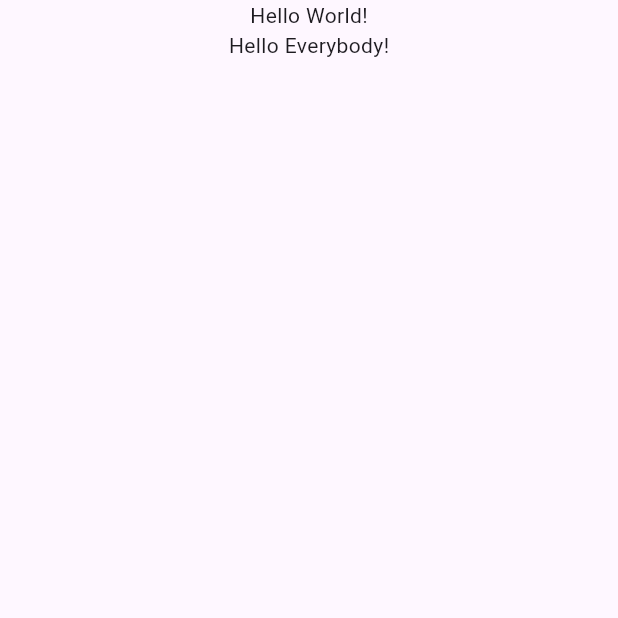
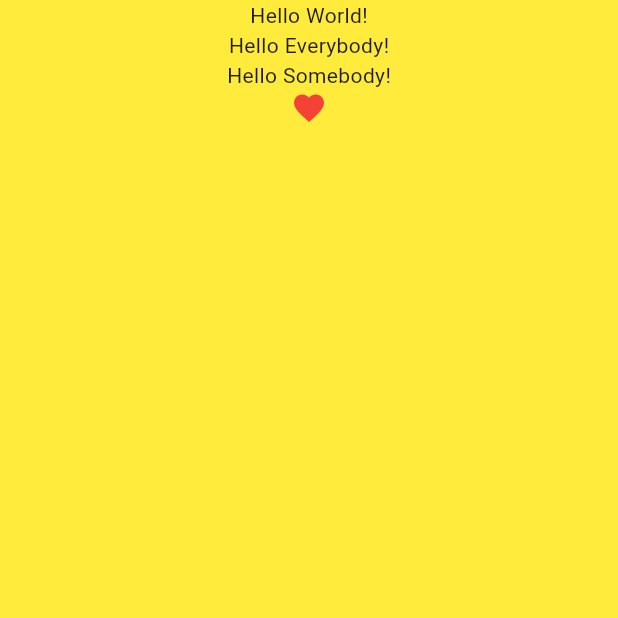
Before and after one commit to snowfoxwoo/flutter_training, a Flutter app: the screen it shows after launch, on a phone screen of 412 x 824 dp, the top half of it. Run offline on Flutter 3.47's test engine with Material 3 defaults, Android fonts, the phone set to English and light mode, and no system bars.

Commit message:
practice 2-Mar-2024

```diff
--- a/lib/main.dart
+++ b/lib/main.dart
@@ -1,3 +1,4 @@
+import 'package:flutter/cupertino.dart';
 import 'package:flutter/material.dart';
 
 void main() {
@@ -11,10 +12,13 @@ class MainApp extends StatelessWidget {
   Widget build(BuildContext context) {
     return const MaterialApp(
       home: Scaffold(
+        backgroundColor: Colors.yellow,
         body: Center(
           child: Column(children: <Widget>[
             Text('Hello World!'),
-            Text('Hello Everybody!')
+            Text('Hello Everybody!'),
+            Text('Hello Somebody!'),
+            Icon(Icons.favorite, color: Colors.red)
           ]),
         ),
       ),
```
